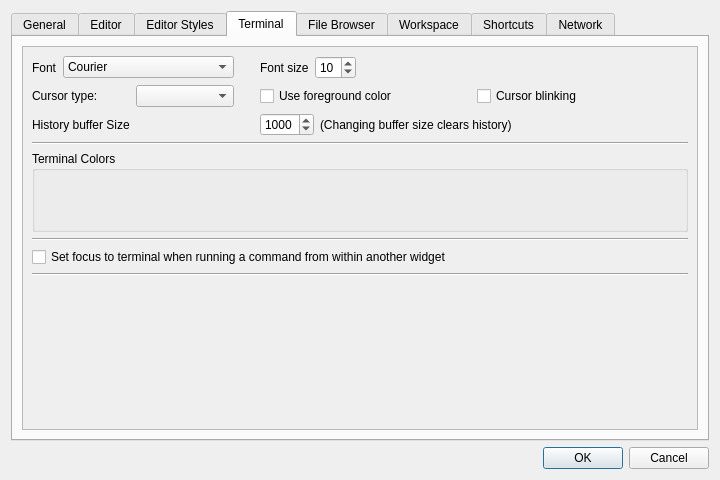
This is libgui/src/settings-dialog.ui in ctaggart/octave as Qt 5 draws it before an edit. The edited form follows.
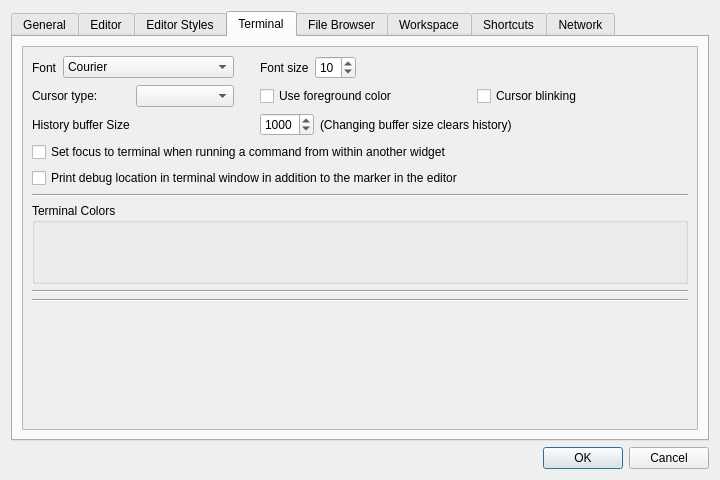
This is the edited form. The open tabs and pages were chosen to show the change.

Commit message: provide a user preference for printing the debug location in the terminal

```diff
--- a/libgui/src/settings-dialog.ui
+++ b/libgui/src/settings-dialog.ui
@@ -1527,6 +1527,24 @@
                </item>
               </layout>
              </item>
+             <item>
+              <layout class="QGridLayout" name="gridLayout_15">
+               <item row="0" column="0">
+                <widget class="QCheckBox" name="terminal_focus_command">
+                 <property name="text">
+                  <string>Set focus to terminal when running a command from within another widget</string>
+                 </property>
+                </widget>
+               </item>
+               <item row="1" column="0">
+                <widget class="QCheckBox" name="terminal_print_dbg_location">
+                 <property name="text">
+                  <string>Print debug location in terminal window in addition to the marker in the editor</string>
+                 </property>
+                </widget>
+               </item>
+              </layout>
+             </item>
              <item>
               <widget class="Line" name="line_7">
                <property name="orientation">
@@ -1560,13 +1578,6 @@
                </property>
               </widget>
              </item>
-             <item>
-              <widget class="QCheckBox" name="terminal_focus_command">
-               <property name="text">
-                <string>Set focus to terminal when running a command from within another widget</string>
-               </property>
-              </widget>
-             </item>
              <item>
               <widget class="Line" name="line_6">
                <property name="orientation">
```
Left out of the diff: 2 changed lines with no effect on the pictures. The commit also changes 3 other files.
